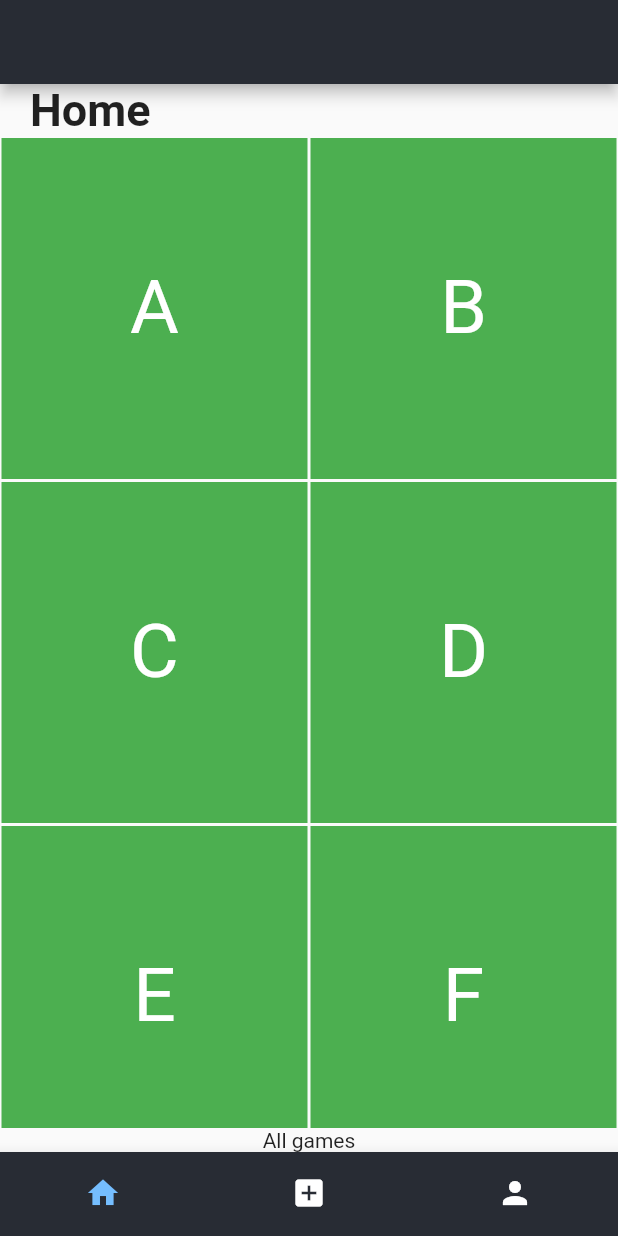
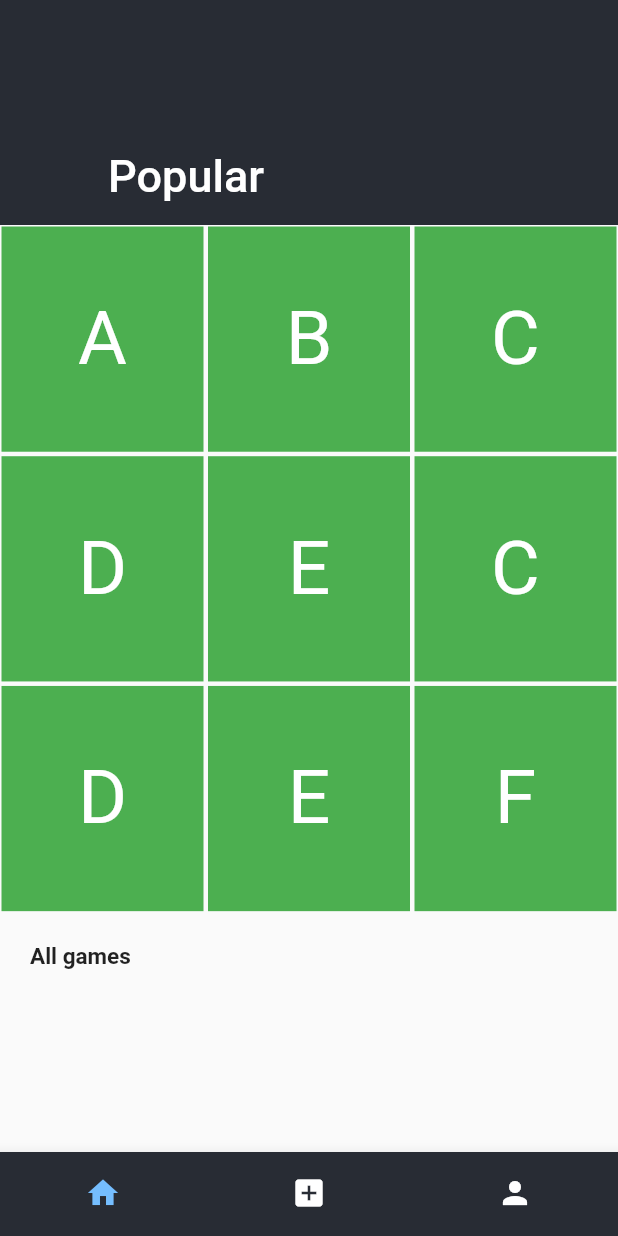
Before and after one commit to RiesvGeffen/lfg_app, a Flutter app: the screen it shows after launch, on a phone screen of 412 x 824 dp. Run offline on Flutter 3.47's test engine with Material 2 defaults, Android fonts, the phone set to English and light mode, and no system bars.

Commit message:
Desired home screen layout

```diff
--- a/lib/screens/home_screen.dart
+++ b/lib/screens/home_screen.dart
@@ -28,39 +28,37 @@ class HomeScreenState extends State<HomeScreen> {
 
   @override
   Widget build(BuildContext context) {
-    List<String> widgetList = ['A', 'B', 'C', 'D', 'E', 'F', 'G'];
+    List<String> widgetList = ['A', 'B', 'C', 'D', 'E', 'C', 'D', 'E', 'F'];
     var size = MediaQuery.of(context).size;
     final double itemHeight =
         (size.height - kToolbarHeight - kBottomNavigationBarHeight - 24) / 3;
     final double itemWidth = size.width / 2;
 
     return Scaffold(
-      appBar: AppBar(
-        title: const Text(''),
-      ),
-      body: new Column(
-        children: [
-          Align(
-            alignment: Alignment.centerLeft,
-            child: Container(
-              padding: EdgeInsets.only(left: 20),
-              child: Text(
-                'Home',
-                style: TextStyle(fontSize: 30, fontWeight: FontWeight.bold),
-              ),
+      body: CustomScrollView(
+        slivers: <Widget>[
+          const SliverAppBar(
+            pinned: true,
+            expandedHeight: 150,
+            flexibleSpace: FlexibleSpaceBar(
+              title: Text('Popular'),
             ),
           ),
-          Expanded(
-            child: new GridView.count(
-              crossAxisCount: 2,
+          SliverGrid(
+            gridDelegate: SliverGridDelegateWithMaxCrossAxisExtent(
+              maxCrossAxisExtent: 200.0,
+              mainAxisSpacing: 1.0,
+              crossAxisSpacing: 1.0,
               childAspectRatio: (itemWidth / itemHeight),
-              children: widgetList.map((String value) {
+            ),
+            delegate: SliverChildBuilderDelegate(
+              (BuildContext context, int index) {
                 return new Container(
                   color: Colors.green,
                   margin: new EdgeInsets.all(1.0),
                   child: new Center(
                     child: new Text(
-                      value,
+                      widgetList[index],
                       style: new TextStyle(
                         fontSize: 50.0,
                         color: Colors.white,
@@ -68,10 +66,19 @@ class HomeScreenState extends State<HomeScreen> {
                     ),
                   ),
                 );
-              }).toList(),
+              },
+              childCount: widgetList.length,
             ),
           ),
-          Text('All games')
+          SliverToBoxAdapter(
+            child: Padding(
+              padding: EdgeInsets.all(20),
+              child: Text(
+                'All games',
+                style: TextStyle(fontSize: 15, fontWeight: FontWeight.bold),
+              ),
+            ),
+          )
         ],
       ),
       bottomNavigationBar: BottomNavigationBar(
@@ -99,14 +106,4 @@ class HomeScreenState extends State<HomeScreen> {
       ),
     );
   }
-
-  Widget _buildGrid() => GridView.extent(
-      maxCrossAxisExtent: 150,
-      padding: const EdgeInsets.all(4),
-      mainAxisSpacing: 4,
-      crossAxisSpacing: 4,
-      children: _buildGridTileList(30));
-
-  List<Container> _buildGridTileList(int count) =>
-      List.generate(count, (i) => Container(child: Text('Container$i')));
 }
```
